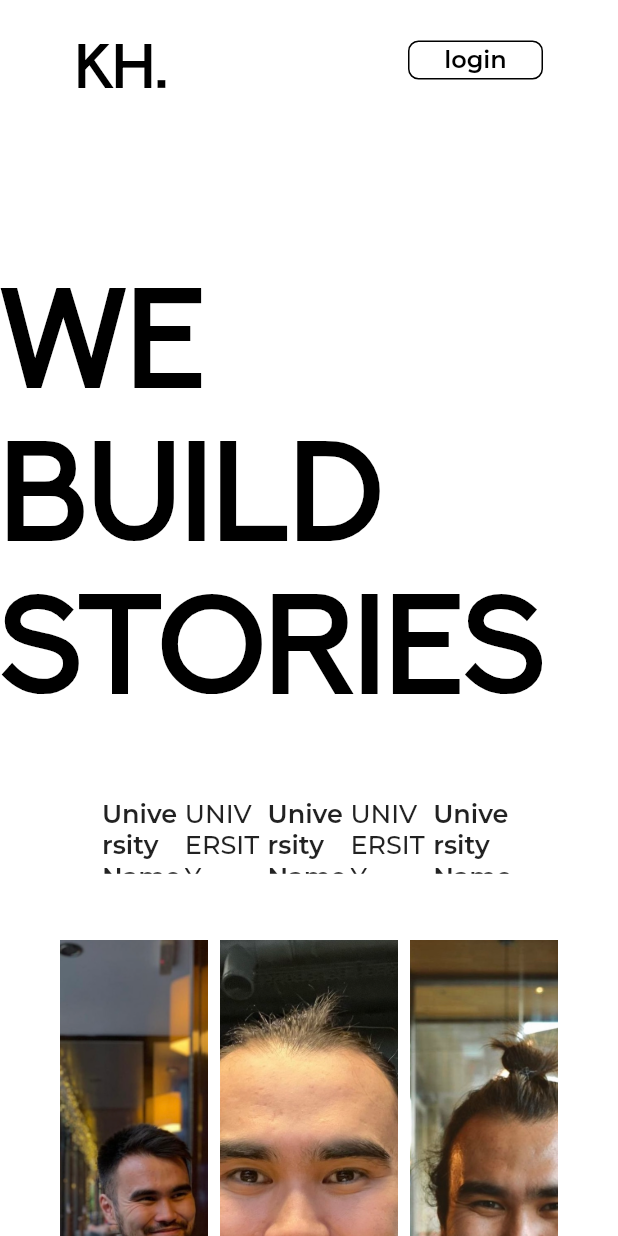
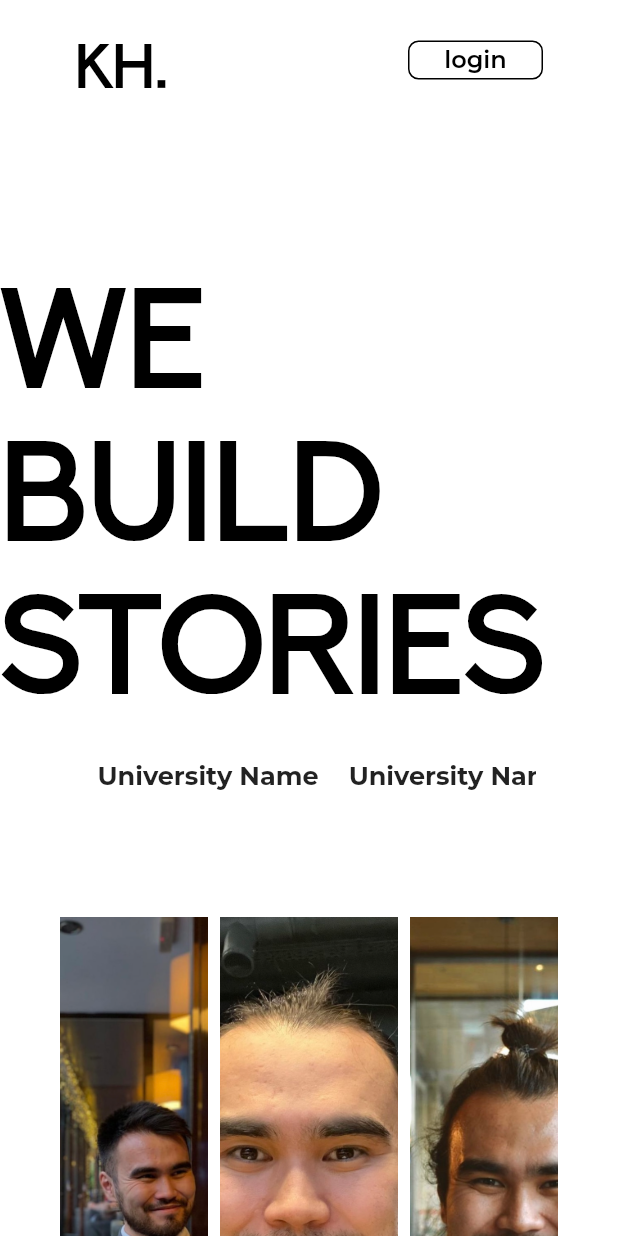
Before and after one commit to akniyet512/kz.khikaya.khikaya, a Flutter app: the screen it shows after launch, on a phone screen of 412 x 824 dp. Run offline on Flutter 3.47's test engine with Material 2 defaults, Android fonts, the phone set to English and light mode, and no system bars; drawn by our look-alikes of carousel_slider, marquee; our stand-ins replace firebase_core; missing offline and left inert: scrolling_text; accounts and stored records are empty.

Commit message:
Made some changes in main page

```diff
--- a/lib/screens/landing_page/landing_desktop_scaffold.dart
+++ b/lib/screens/landing_page/landing_desktop_scaffold.dart
@@ -2,9 +2,9 @@ import 'package:carousel_slider/carousel_controller.dart';
 import 'package:carousel_slider/carousel_slider.dart';
 import 'package:flutter/material.dart';
 import 'package:khikaya/utilities/utils.dart';
-import 'package:marquee/marquee.dart';
 import 'package:scrolling_text/scrolling_text.dart';
 import 'package:flutter/cupertino.dart';
+import 'package:marquee/marquee.dart';
 
 class LandingDesktopScaffold extends StatefulWidget {
   const LandingDesktopScaffold({super.key});
@@ -58,42 +58,48 @@ class _LandingDesktopScaffoldState extends State<LandingDesktopScaffold> {
                     color: Color(0xFF000000)),
               ),
             ),
-            Padding(
-              padding: const EdgeInsets.only(top: 55.0),
-              child: Container(
-                child: Padding(
-                  padding: const EdgeInsets.only(left: 68.0, right: 68),
-                  child: CarouselSlider.builder(
-                    itemCount: 2,
-                    itemBuilder: (BuildContext context, int itemIndex,
-                        int pageViewIndex) {
-                      final textInd = textList[itemIndex];
-                      return Container(
-                        width: 360,
-                        //margin: const EdgeInsets.symmetric(horizontal: 5),
-                        child: textInd,
-                      );
-                    },
-                    options: CarouselOptions(
-                      height: 50,
-                      aspectRatio: 0,
-                      viewportFraction: 0.2,
-                      initialPage: 0,
-                      autoPlay: true,
-                      reverse: true,
-                      autoPlayInterval: Duration(milliseconds: 1000),
-                      autoPlayAnimationDuration:
-                          const Duration(milliseconds: 1000),
-                      scrollDirection: Axis.horizontal,
-                      // onPageChanged: (index, reason) {
-                      //   setState(() => activeIndex = index);
-                      //   //print(activeIndex);
-                      // },
-                    ),
-                  ),
-                ),
-              ),
-            ),
+            HorizontalMarqueeText(
+                text: "University Name",
+                style: TextStyle(
+                    fontSize: 17,
+                    fontWeight: FontWeight.w700,
+                    fontFamily: 'Montserrat')),
+            // Padding(
+            //   padding: const EdgeInsets.only(top: 55.0),
+            //   child: Container(
+            //     child: Padding(
+            //       padding: const EdgeInsets.only(left: 68.0, right: 68),
+            //       child: CarouselSlider.builder(
+            //         itemCount: 2,
+            //         itemBuilder: (BuildContext context, int itemIndex,
+            //             int pageViewIndex) {
+            //           final textInd = textList[itemIndex];
+            //           return Container(
+            //             width: 360,
+            //             //margin: const EdgeInsets.symmetric(horizontal: 5),
+            //             child: textInd,
+            //           );
+            //         },
+            //         options: CarouselOptions(
+            //           height: 50,
+            //           aspectRatio: 0,
+            //           viewportFraction: 0.2,
+            //           initialPage: 0,
+            //           autoPlay: true,
+            //           reverse: true,
+            //           autoPlayInterval: Duration(milliseconds: 1000),
+            //           autoPlayAnimationDuration:
+            //               const Duration(milliseconds: 1000),
+            //           scrollDirection: Axis.horizontal,
+            //           // onPageChanged: (index, reason) {
+            //           //   setState(() => activeIndex = index);
+            //           //   //print(activeIndex);
+            //           // },
+            //         ),
+            //       ),
+            //     ),
+            //   ),
+            // ),
             const SizedBox(
               height: 40,
             ),
@@ -138,9 +144,18 @@ class _LandingDesktopScaffoldState extends State<LandingDesktopScaffold> {
               children: [
                 Row(
                   children: [
-                    BlackContainer(screenSize: screenSize),
-                    BlackContainer(screenSize: screenSize),
-                    BlackContainer(screenSize: screenSize),
+                    BlackContainer(
+                      screenSize: screenSize,
+                      imgUrl: "assets/images/idea-1.png.webp",
+                    ),
+                    BlackContainer(
+                      screenSize: screenSize,
+                      imgUrl: "assets/images/struct.jpg",
+                    ),
+                    BlackContainer(
+                      screenSize: screenSize,
+                      imgUrl: "assets/images/third_ad.webp",
+                    ),
                   ],
                 ),
                 Padding(
@@ -149,34 +164,87 @@ class _LandingDesktopScaffoldState extends State<LandingDesktopScaffold> {
                   child: Row(
                     mainAxisAlignment: MainAxisAlignment.spaceEvenly,
                     children: [
+                      SizedBox(
+                        width: 5,
+                      ),
                       TextDesign(text: "ideate"),
-                      Icon(
-                        Icons.arrow_forward_ios,
-                        color: Colors.white,
-                        //grade: 0.2,
-                        size: 45,
+                      Padding(
+                        padding: const EdgeInsets.only(left: 90.0),
+                        child: Icon(
+                          Icons.arrow_forward_ios,
+                          color: Colors.white,
+                          //grade: 0.2,
+                          size: 40,
+                        ),
+                      ),
+                      SizedBox(
+                        width: 5,
                       ),
                       TextDesign(text: "structurize"),
-                      Icon(
-                        Icons.arrow_forward_ios,
-                        color: Colors.white,
-                        //grade: 0.2,
-                        size: 40,
+                      Padding(
+                        padding: const EdgeInsets.only(right: 8.0),
+                        child: Icon(
+                          Icons.arrow_forward_ios,
+                          color: Colors.white,
+                          //grade: 0.2,
+                          size: 40,
+                        ),
+                      ),
+                      SizedBox(
+                        width: 5,
                       ),
                       TextDesign(text: "direct"),
+                      SizedBox(
+                        width: 5,
+                      ),
                     ],
                   ),
                 )
               ],
             ),
+
+            SizedBox(
+              height: screenSize.height / 6,
+            ),
+            TestimonialsWidget()
+
             // TestCards(
             //   imgUrl: 'assets/images/IMG_3065.jpg',
             //   text: "Bekdaulet  Ganibek",
             //   uni_name: "Columbia University",
             // )
+          ],
+        ),
+      ),
+    );
+  }
+}
 
-            TestimonialsWidget()
-          ],
+class HorizontalMarqueeText extends StatelessWidget {
+  final String text;
+  final TextStyle style;
+
+  HorizontalMarqueeText({required this.text, required this.style});
+
+  @override
+  Widget build(BuildContext context) {
+    return Padding(
+      padding: EdgeInsets.symmetric(horizontal: 55, vertical: 30),
+      child: Container(
+        height: 30.0,
+        child: Marquee(
+          text: text,
+          style: style,
+          scrollAxis: Axis.horizontal,
+          crossAxisAlignment: CrossAxisAlignment.start,
+          blankSpace: 20.0,
+          velocity: 90.0,
+          //pauseAfterRound: Duration(seconds: 1),
+          startPadding: 10.0,
+          //accelerationDuration: Duration(seconds: 1),
+          accelerationCurve: Curves.linear,
+          //decelerationDuration: Duration(milliseconds: 500),
+          decelerationCurve: Curves.easeOut,
         ),
       ),
     );
@@ -366,10 +434,9 @@ class TextDesign extends StatelessWidget {
 }
 
 class BlackContainer extends StatelessWidget {
-  const BlackContainer({
-    super.key,
-    required this.screenSize,
-  });
+  final String imgUrl;
+  const BlackContainer(
+      {super.key, required this.screenSize, required this.imgUrl});
 
   final Size screenSize;
 
@@ -384,7 +451,7 @@ class BlackContainer extends StatelessWidget {
           BlendMode.srcATop,
         ),
         child: Image.asset(
-          "assets/images/kk.png",
+          imgUrl,
           fit: BoxFit.fill,
         ),
       ),
--- a/pubspec.yaml
+++ b/pubspec.yaml
@@ -22,6 +22,7 @@ dependencies:
   scrolling_text: ^0.0.4
   carousel_slider: ^4.2.1
   icon_decoration: ^1.0.1
+  custom_slider: ^0.0.3
 
 
 dev_dependencies:
```
Also changed, not shown: assets/images/bigstock_Businessman_in_front_of_questi_94818332_e1522927954339.webp (added), assets/images/idea-1.png.webp (added), assets/images/struct.jpg (added), assets/images/third_ad.webp (added), pubspec.lock.
